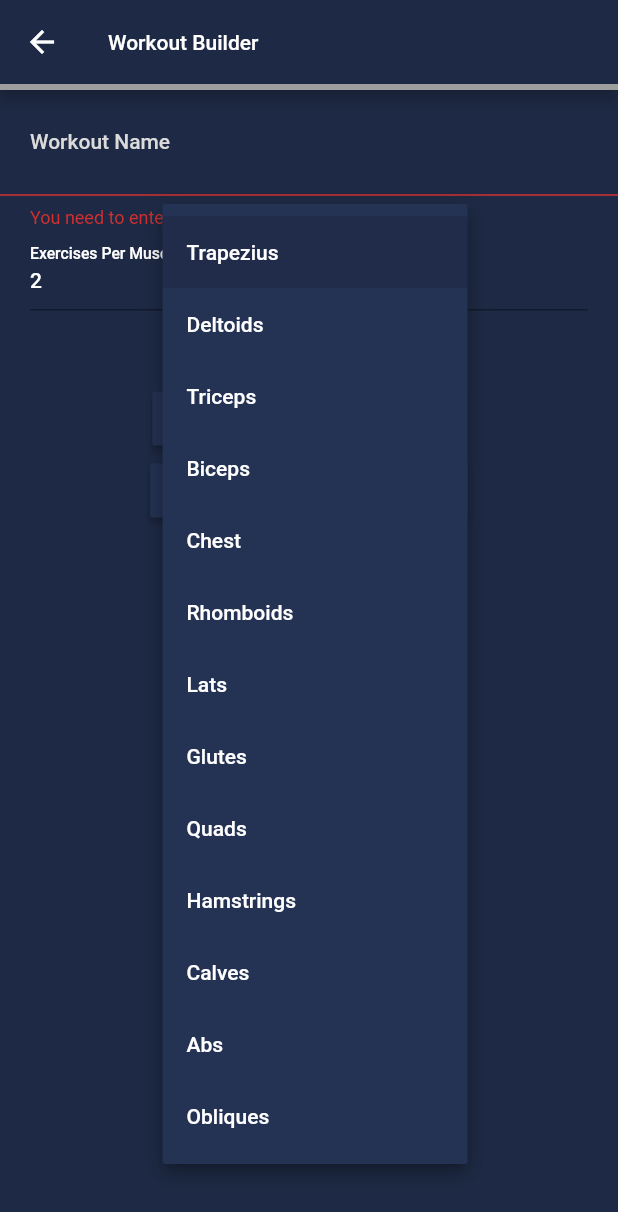
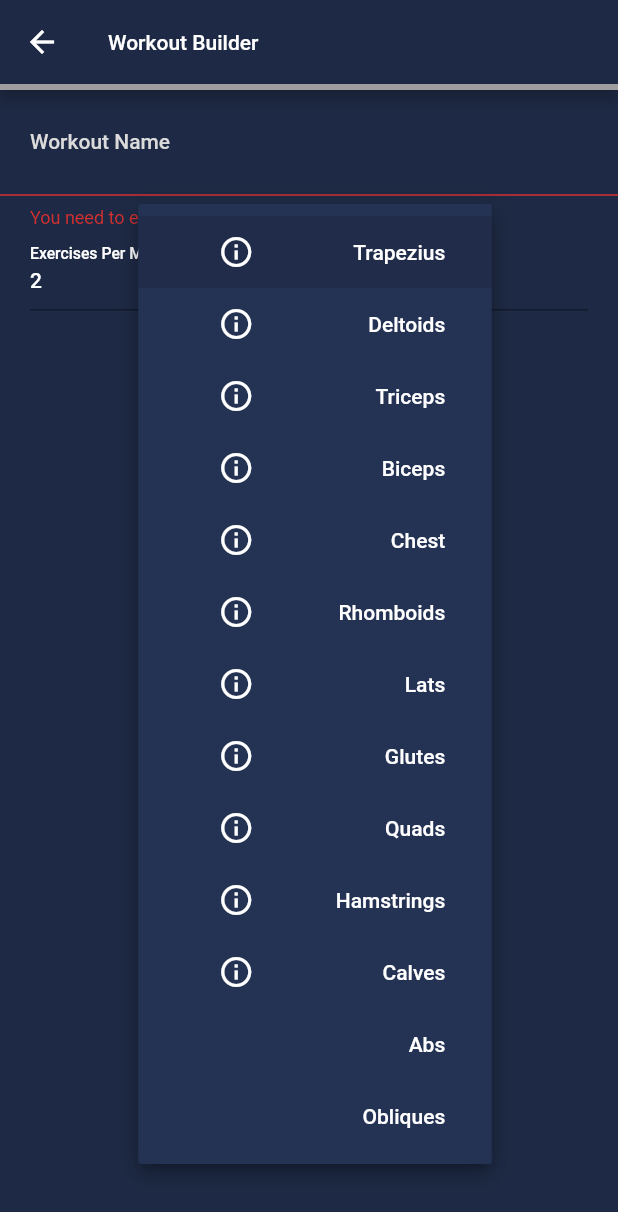
Before and after one commit to InsanityMatrix/WorkoutCreator, a Flutter app: the WorkoutBuilderPage screen opened directly, after a tap on "Create Workout", after a tap on "Trapezius", on a phone screen of 412 x 824 dp. Shown: the top 1212 px of the screen. Run offline on Flutter 3.47's test engine with Material 2 defaults, Android fonts, the phone set to English and light mode, and no system bars; our stand-ins replace select_form_field; missing offline and left inert: multiselect_formfield; network calls fail.

Commit message:
Add muscle group images

```diff
--- a/lib/globals.dart
+++ b/lib/globals.dart
@@ -152,6 +152,7 @@ Exercise BENT_OVER_DUMBELL_ROW = new Exercise("Bent Over Dumbell Row", RHOMBOIDS
 Exercise SQUEEZE_PRESS = new Exercise("Squeeze Press", CHEST, [TRICEPS], ["dumbbell"]);
 Exercise PLATE_PRESS = new Exercise("Plate Press", CHEST, [TRICEPS], ["barbell"]);
 Exercise PUSHUPS = new Exercise("Pushups", CHEST, [TRICEPS], ["calisthenics"]);
+Exercise FRONT_RAISE = new Exercise("Front Raise", DELTOIDS, null, ["dumbbell"]);
 //Lower Body
 Exercise DEADLIFT = new Exercise("Deadlift", GLUTES, [QUADS, LATS, TRAPEZIUS], ["barbell", "dumbbell"]);
 Exercise ROMANIAN_DEADLIFT = new Exercise("Romanian Deadlifts", HAMSTRINGS, [GLUTES, QUADS], ["barbell","dumbbell"]);
@@ -192,7 +193,8 @@ List<Exercise> EXERCISES = [
   PLATE_PRESS, RUSSIAN_TWISTS, LEG_LIFTS, CRUNCHES,STANDING_CALF_RAISE,
   SEATED_CALF_RAISE, INVERTED_ROWS, BW_REAR_DELT_FLY, PIKE_PRESS, INVERTED_SHRUGS,
   BULGARIAN_SPLIT_SQUATS,SINGLE_LEG_DEADLIFT, LUNGES, LATERAL_LUNGES,INCLINE_DUMBBELL_CURL,SPIDER_CURLS,
-  ROMANIAN_DEADLIFT, HANGING_LEG_LIFTS, DUMBBELL_PULLOVERS,FACE_PULLS
+  ROMANIAN_DEADLIFT, HANGING_LEG_LIFTS, DUMBBELL_PULLOVERS,FACE_PULLS, FRONT_RAISE,
+
 ];
 
 Workout createWorkout(String name,int epm, List<int> selectedMuscles, Config config) {
@@ -572,7 +574,7 @@ String getMuscleName(int muscle) {
       return "Trapezius";
       break;
     case DELTOIDS:
-      return "Deltoids";
+      return "Shoulders";
       break;
     case TRICEPS:
       return "Triceps";
--- a/lib/main.dart
+++ b/lib/main.dart
@@ -603,58 +603,190 @@ class _WorkoutBuilderPageState extends State<WorkoutBuilderPage> {
       selectedMuscles.add(0);
     }
     muscleList = [];
-    muscleList.add(new DropdownMenuItem(
-      child: new Text("Trapezius", style: Theme.of(context).textTheme.button),
-      value: globals.TRAPEZIUS,
-    ));
-    muscleList.add(new DropdownMenuItem(
-      child: new Text("Deltoids", style: Theme.of(context).textTheme.button),
-      value: globals.DELTOIDS,
-    ));
-    muscleList.add(new DropdownMenuItem(
-      child: new Text("Triceps", style: Theme.of(context).textTheme.button),
-      value: globals.TRICEPS,
-    ));
-    muscleList.add(new DropdownMenuItem(
-      child: new Text("Biceps", style: Theme.of(context).textTheme.button),
-      value: globals.BICEPS,
-    ));
-    muscleList.add(new DropdownMenuItem(
-      child: new Text("Chest", style: Theme.of(context).textTheme.button),
-      value: globals.CHEST,
-    ));
-    muscleList.add(new DropdownMenuItem(
-      child: new Text("Rhomboids", style: Theme.of(context).textTheme.button),
-      value: globals.RHOMBOIDS,
-    ));
-    muscleList.add(new DropdownMenuItem(
-      child: new Text("Lats", style: Theme.of(context).textTheme.button),
-      value: globals.LATS,
-    ));
-    muscleList.add(new DropdownMenuItem(
-      child: new Text("Glutes", style: Theme.of(context).textTheme.button),
-      value: globals.GLUTES,
-    ));
-    muscleList.add(new DropdownMenuItem(
-      child: new Text("Quads", style: Theme.of(context).textTheme.button),
-      value: globals.QUADS,
-    ));
-    muscleList.add(new DropdownMenuItem(
-      child: new Text("Hamstrings", style: Theme.of(context).textTheme.button),
-      value: globals.HAMSTRINGS,
-    ));
-    muscleList.add(new DropdownMenuItem(
-      child: new Text("Calves", style: Theme.of(context).textTheme.button),
-      value: globals.CALVES,
-    ));
-    muscleList.add(new DropdownMenuItem(
-      child: new Text("Abs", style: Theme.of(context).textTheme.button),
-      value: globals.ABS,
-    ));
-    muscleList.add(new DropdownMenuItem(
-      child: new Text("Obliques", style: Theme.of(context).textTheme.button),
-      value: globals.OBLIQUES,
-    ));
+    muscleList.add(getMenuItem(context, "Trapezius", globals.TRAPEZIUS));
+    muscleList.add(getMenuItem(context, "Deltoids", globals.DELTOIDS));
+    muscleList.add(getMenuItem(context, "Triceps", globals.TRICEPS));
+    muscleList.add(getMenuItem(context, "Biceps", globals.BICEPS));
+    muscleList.add(getMenuItem(context, "Chest", globals.CHEST));
+    muscleList.add(getMenuItem(context, "Rhomboids", globals.RHOMBOIDS));
+    muscleList.add(getMenuItem(context, "Lats", globals.LATS));
+    muscleList.add(getMenuItem(context, "Glutes", globals.GLUTES));
+    muscleList.add(getMenuItem(context, "Quads", globals.QUADS));
+    muscleList.add(getMenuItem(context, "Hamstrings", globals.HAMSTRINGS));
+    muscleList.add(getMenuItem(context, "Calves", globals.HAMSTRINGS));
+    muscleList.add(getMenuItem(context, "Abs", globals.ABS));
+    muscleList.add(getMenuItem(context, "Obliques", globals.OBLIQUES));
+  }
+  Map<String, String> licenseMap = {
+    "Rhomboids":"By Anatomography licensed under Attribution-Share Alike 2.1 Japan",
+    "Trapezius":"By Anatomography licensed under Attribution-Share Alike 2.1 Japan",
+    "Deltoids":"By Anatomography licensed under Attribution-Share Alike 2.1 Japan",
+    "Triceps":"By Anatomography licensed under Attribution-Share Alike 2.1 Japan",
+    "Biceps":"By Anatomography licensed under Attribution-Share Alike 2.1 Japan",
+    "Lats":"By Anatomography licensed under Attribution-Share Alike 2.1 Japan",
+    "Chest":"By Tarawneh licensed under Attribution-Share Alike 3.0 Unported",
+    "Glutes":"By Anvandare Chrizz licensed under Attribution-Share Alike 3.0 Unported",
+    "Quads":"By he.wikipedia licensed under Attribution-Share Alike 3.0 Unported",
+    "Hamstrings": "By BruceBlaus licensed under Attribution-Share Alike 4.0 International",
+    "Calves": "By welcomeimages licensed under Attribution 4.0 International",
+  };
+  DropdownMenuItem<int> getMenuItem(BuildContext context, String muscleName, int muscle) {
+    Widget child1;
+    if(muscleName == "Abs" || muscleName == "Obliques") {
+      child1 = Container();
+    } else if(muscleName == "Rhomboids") {
+      child1 = FlatButton(
+        padding: EdgeInsets.all(0),
+        materialTapTargetSize: MaterialTapTargetSize.shrinkWrap,
+        child: Icon(
+          Icons.info_outline,
+          color: Colors.white,
+        ),
+        color: Colors.transparent,
+        onPressed: () async {
+          await showDialog(
+            context: context,
+            builder: (ctxt) {
+              return Dialog(
+                child: Container(
+                  width: 280,
+                  height: 300,
+                  child: Column(
+                    children: [
+                      Container(
+                        width: 280,
+                        height: 260,
+                        decoration: BoxDecoration(
+                          image: DecorationImage(
+                            image: ExactAssetImage('assets/muscles/' + muscleName + '.gif'),
+                            fit: BoxFit.cover,
+                          )
+                        ),
+                        child: Row(
+                          mainAxisAlignment: MainAxisAlignment.end,
+                          children: [
+                            FlatButton(
+                              child: Icon(Icons.close, color: Colors.black),
+                              color: Colors.transparent,
+                              onPressed: () {
+                                Navigator.pop(ctxt);
+                              },
+                            )
+                          ],
+                        ),
+                      ),
+                      Container(
+                        width: 280,
+                        height: 40,
+                        color: tertiaryColor,
+                        child: Row(
+                          children: [
+                            Icon(Icons.info_outline, color: Colors.white),
+                            Text(
+                              licenseMap[muscleName],
+                              style: TextStyle(
+                                color: Colors.white,
+                                fontSize: 8,
+                              )
+                            ),
+                          ],
+                        ),
+                      )
+                    ],
+                  ),
+
+
+                )
+              );
+            },
+          );
+        }
+      );
+    } else {
+      child1 = FlatButton(
+        padding: EdgeInsets.all(0),
+        materialTapTargetSize: MaterialTapTargetSize.shrinkWrap,
+        child: Icon(
+          Icons.info_outline,
+          color: Colors.white,
+        ),
+        color: Colors.transparent,
+        onPressed: () async {
+          await showDialog(
+            context: context,
+            builder: (ctxt) {
+              return Dialog(
+                child: Container(
+                  width: 280,
+                  height: 300,
+                  child: Column(
+                    children: [
+                      Container(
+                        width: 280,
+                        height: 260,
+                        decoration: BoxDecoration(
+                          image: DecorationImage(
+                            image: ExactAssetImage('assets/muscles/' + muscleName + '.png'),
+                            fit: BoxFit.cover,
+                          )
+                        ),
+                        child: Row(
+                          mainAxisAlignment: MainAxisAlignment.end,
+                          children: [
+                            FlatButton(
+                              child: Icon(Icons.close, color: Colors.black),
+                              color: Colors.transparent,
+                              onPressed: () {
+                                Navigator.pop(ctxt);
+                              },
+                            )
+                          ],
+                        ),
+                      ),
+                      Container(
+                        width: 280,
+                        height: 40,
+                        color: tertiaryColor,
+                        child: Row(
+                          children: [
+                            Icon(Icons.info_outline, color: Colors.white),
+                            Text(
+                              licenseMap[muscleName],
+                              style: TextStyle(
+                                color: Colors.white,
+                                fontSize: 7,
+                              )
+                            ),
+                          ],
+                        ),
+                      )
+                    ],
+                  ),
+
+
+                )
+              );
+            },
+          );
+        }
+      );
+    }
+    return DropdownMenuItem(
+      child: new Container(
+        padding: EdgeInsets.only(left: 15, right: 15),
+        child: Row(
+          mainAxisAlignment: MainAxisAlignment.spaceBetween,
+          children: [
+            Container(
+              width: MediaQuery.of(context).size.width / 6,
+              child: child1,
+            ),
+            Text(muscleName, style: Theme.of(context).textTheme.button),
+          ],
+        ),
+      ),
+      value: muscle,
+    );
   }
 }
 
```
Also changed, not shown: assets/muscles/Biceps.png (added), assets/muscles/Calves.png (added), assets/muscles/Chest.png (added), assets/muscles/Deltoids.png (added), assets/muscles/Glutes.png (added), assets/muscles/Hamstrings.png (added), assets/muscles/Lats.png (added), assets/muscles/Quads.png (added), assets/muscles/Rhomboids.gif (added), assets/muscles/Trapezius.png (added), assets/muscles/Triceps.png (added).
